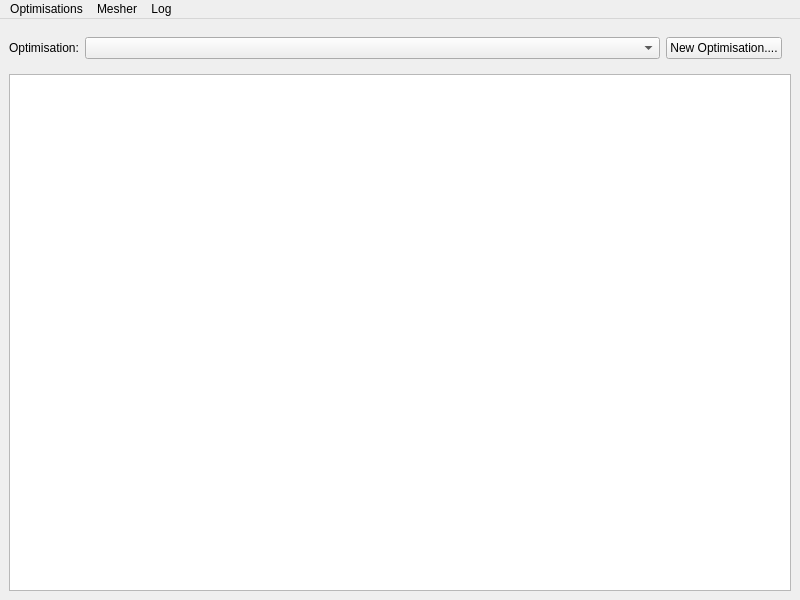
First picture: the form in Gui/MainWindow.ui, repository DrBenEvans/AerOptGUI, before the edit.
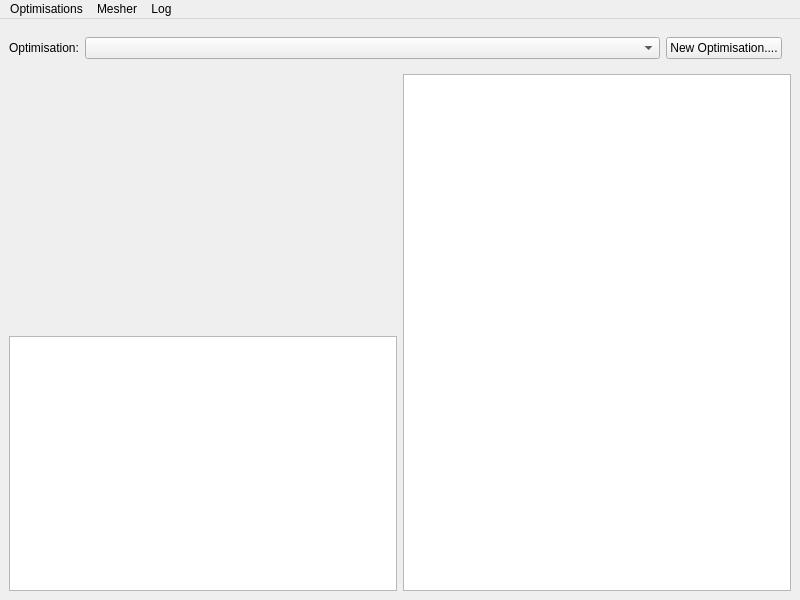
Second picture: the form after the edit. Custom widgets are drawn as their Qt base class.

Commit message: Logger and plotter in main window

Patch:
```diff
--- a/Gui/MainWindow.ui
+++ b/Gui/MainWindow.ui
@@ -14,7 +14,7 @@
    <string>MainWindow</string>
   </property>
   <widget class="QWidget" name="centralwidget">
-   <layout class="QVBoxLayout" name="verticalLayout">
+   <layout class="QVBoxLayout" name="verticalLayout_2">
     <item>
      <widget class="QWidget" name="widget" native="true">
       <layout class="QHBoxLayout" name="horizontalLayout">
@@ -55,7 +55,34 @@
      </widget>
     </item>
     <item>
-     <widget class="QGraphicsView" name="graphicsView"/>
+     <layout class="QHBoxLayout" name="horizontalLayout_2">
+      <item>
+       <layout class="QVBoxLayout" name="verticalLayout">
+        <item>
+         <widget class="PlotterWidget" name="fitnessPlot" native="true">
+          <property name="sizePolicy">
+           <sizepolicy hsizetype="MinimumExpanding" vsizetype="MinimumExpanding">
+            <horstretch>0</horstretch>
+            <verstretch>0</verstretch>
+           </sizepolicy>
+          </property>
+          <property name="minimumSize">
+           <size>
+            <width>200</width>
+            <height>200</height>
+           </size>
+          </property>
+         </widget>
+        </item>
+        <item>
+         <widget class="QTextEdit" name="logText"/>
+        </item>
+       </layout>
+      </item>
+      <item>
+       <widget class="QGraphicsView" name="graphicsView"/>
+      </item>
+     </layout>
     </item>
    </layout>
   </widget>
@@ -134,6 +161,14 @@
    </property>
   </action>
  </widget>
+ <customwidgets>
+  <customwidget>
+   <class>PlotterWidget</class>
+   <extends>QWidget</extends>
+   <header>PlotterWidget.h</header>
+   <container>1</container>
+  </customwidget>
+ </customwidgets>
  <resources/>
  <connections/>
 </ui>
```
The commit also changes 11 other files.
